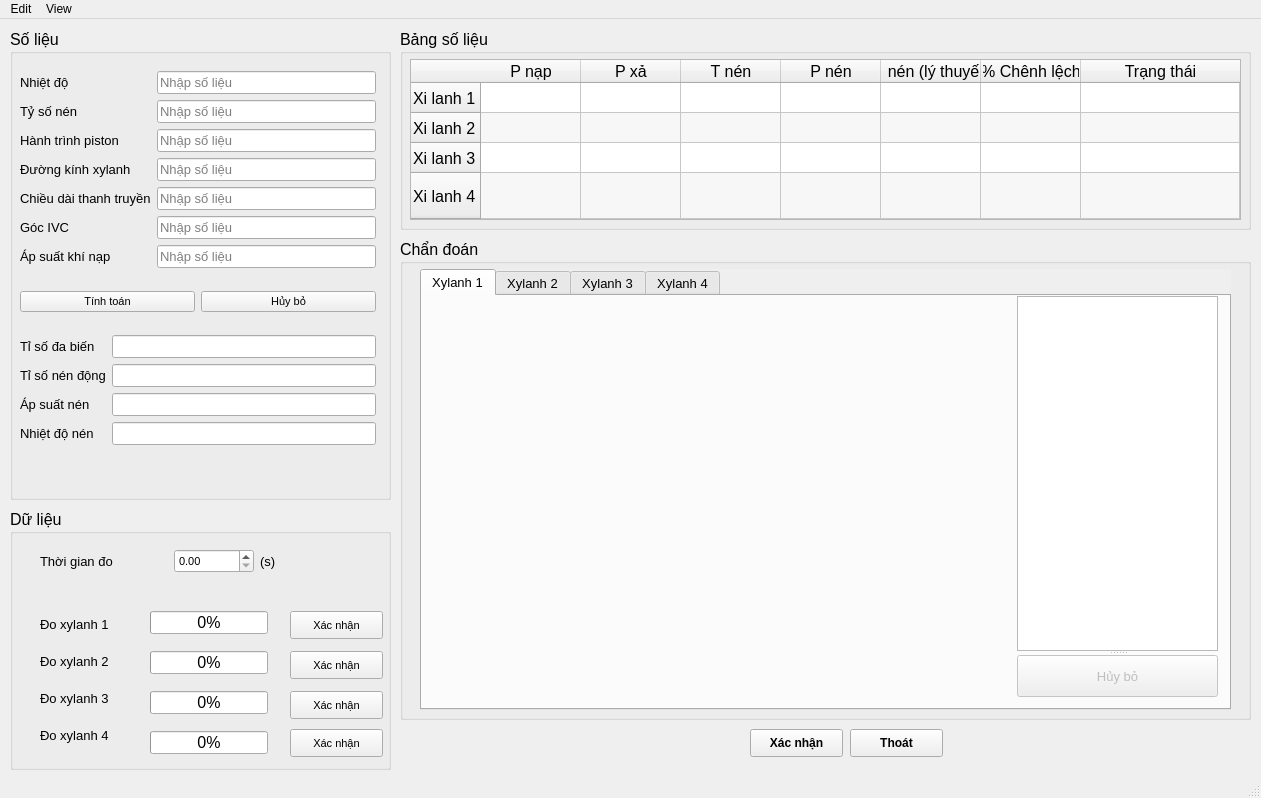
First picture: the form in GUI/GUImain.ui, repository Vuchauduytung/LuanVan, before the edit.
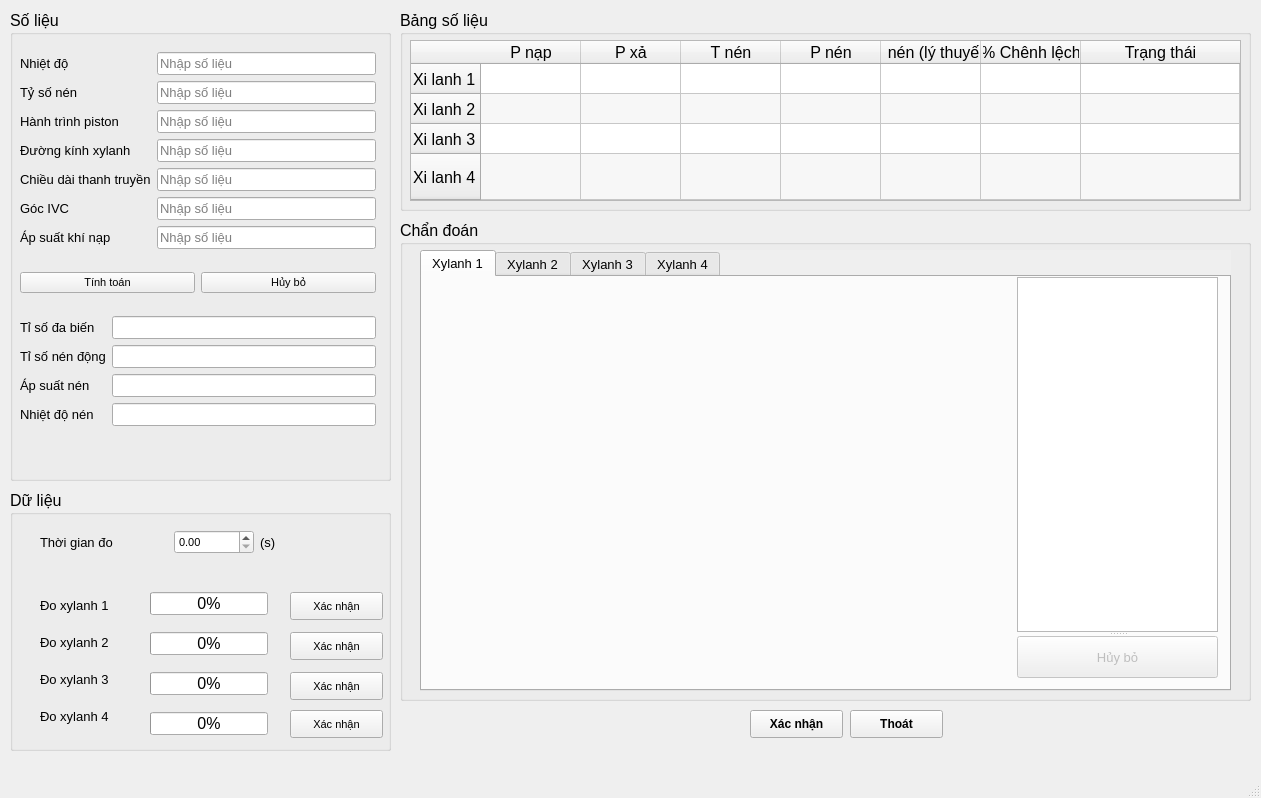
Second picture: the form after the edit.

Diff of the .ui file:
```diff
--- a/GUI/GUImain.ui
+++ b/GUI/GUImain.ui
@@ -1245,22 +1245,6 @@
      <height>26</height>
     </rect>
    </property>
-   <widget class="QMenu" name="menuEdit">
-    <property name="title">
-     <string>Edit</string>
-    </property>
-    <addaction name="actionOpen"/>
-    <addaction name="actionOpen_2"/>
-    <addaction name="actionSave"/>
-    <addaction name="actionSave_as"/>
-   </widget>
-   <widget class="QMenu" name="menuView">
-    <property name="title">
-     <string>View</string>
-    </property>
-   </widget>
-   <addaction name="menuEdit"/>
-   <addaction name="menuView"/>
   </widget>
   <widget class="QStatusBar" name="statusbar"/>
   <action name="actionOpen">
```
